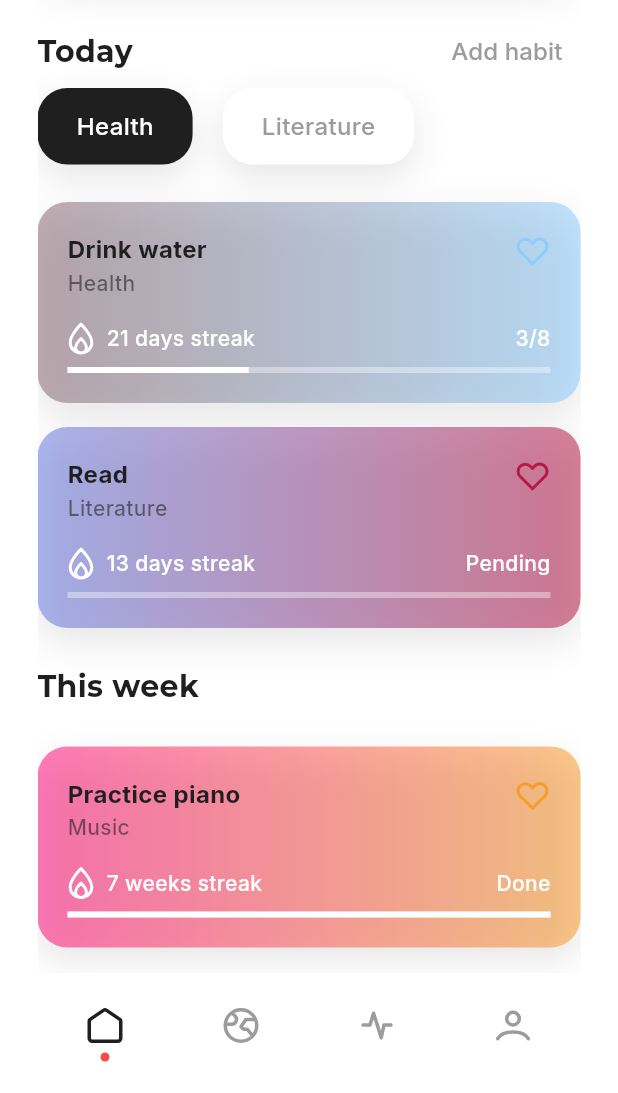
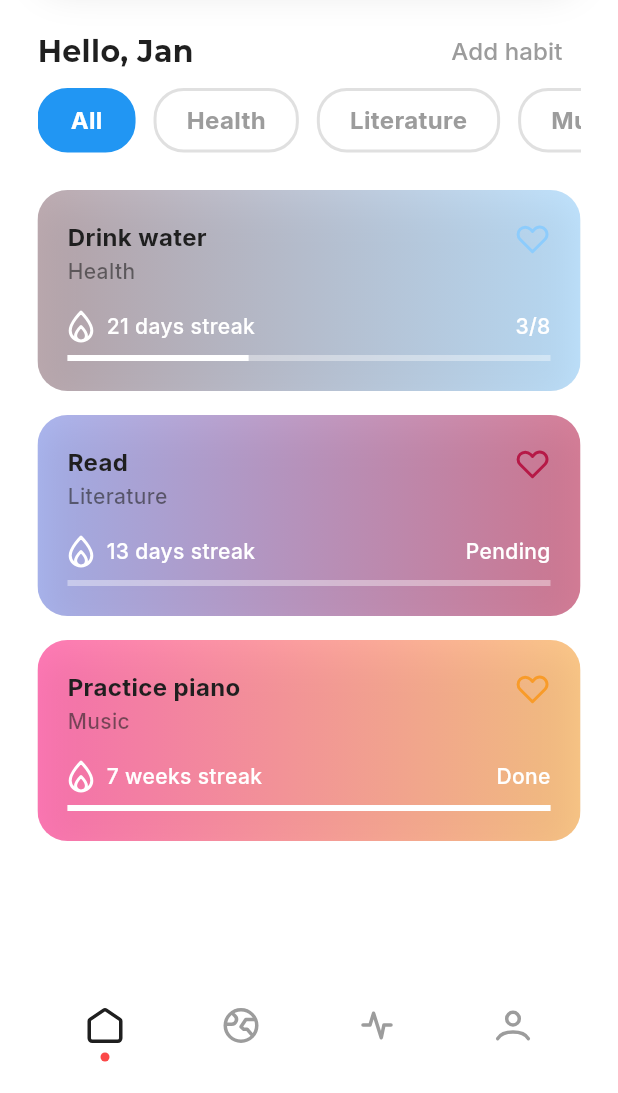
Before and after one commit to jrx-napoli/habit-tracker, a Flutter app: the screen it shows after launch, on a phone screen of 412 x 824 dp, the part 143-1236 px from its top. Run offline on Flutter 3.47's test engine with Material 3 defaults, Android fonts, the phone set to English and light mode, and no system bars; our stand-ins replace flutter_svg.

Commit message:
swipe animation, selectable categories

```diff
--- a/habit_tracker/lib/constants/app_colors.dart
+++ b/habit_tracker/lib/constants/app_colors.dart
@@ -3,7 +3,8 @@ import 'package:flutter/material.dart';
 // Define all your custom colors here
 class AppColors {
   static const Color dropShadowColor = Color.fromARGB(25, 0, 0, 0);
-  static const Color semiTransparentBackground = Color.fromARGB(180, 237, 237, 237);
+  static const Color semiTransparentBackground =
+      Color.fromARGB(180, 237, 237, 237);
   static const Color lightGrey = Color.fromARGB(255, 156, 156, 156);
   static const Color darkGrey = Color.fromARGB(255, 31, 31, 31);
   static const Color red = Color.fromARGB(255, 251, 72, 72);
--- a/habit_tracker/lib/home_page/category_tab.dart
+++ b/habit_tracker/lib/home_page/category_tab.dart
@@ -2,40 +2,48 @@ import 'package:flutter/material.dart';
 
 import '../constants/app_colors.dart';
 
-
 class CategoryTab extends StatelessWidget {
   final String label;
   final bool isSelected;
+  final VoidCallback onTap;
 
   const CategoryTab({
     super.key,
     required this.label,
     required this.isSelected,
+    required this.onTap,
   });
 
   @override
   Widget build(BuildContext context) {
-    return Container(
-      padding: const EdgeInsets.symmetric(vertical: 14, horizontal: 26),
+    return GestureDetector(
+      onTap: onTap, // Call the onTap function when the tab is tapped
+      child: Container(
+        padding: const EdgeInsets.symmetric(vertical: 8, horizontal: 20),
         decoration: BoxDecoration(
-        color: isSelected ? AppColors.darkGrey : Colors.white,
+          color: isSelected ? Colors.blue : Colors.white,
+          boxShadow: [
+            // BoxShadow(
+            //   color: AppColors.dropShadowColor,
+            //   spreadRadius: 0,
+            //   blurRadius: 20,
+            //   offset: Offset(0, 9), // (horizontal, vertical)
+            // ),
+          ],
           borderRadius: BorderRadius.circular(20),
-        boxShadow: [
-          BoxShadow(
-            color: AppColors.dropShadowColor,
-            spreadRadius: 0,
-            blurRadius: 20,
-            offset: Offset(0, 9), // (horizontal, vertical)
+          border: Border.all(
+            color: isSelected ? Colors.blue : Colors.grey.shade300,
+            width: 2,
           ),
-        ]
         ),
         child: Text(
           label,
           style: TextStyle(
-          color: isSelected ? Colors.white : AppColors.lightGrey,
             fontFamily: 'Inter',
             fontSize: 16,
-          fontWeight: FontWeight.w500,
+            fontWeight: FontWeight.w700,
+            color: isSelected ? Colors.white : AppColors.lightGrey,
+          ),
         ),
       ),
     );
--- a/habit_tracker/lib/home_page/habit_card.dart
+++ b/habit_tracker/lib/home_page/habit_card.dart
@@ -4,17 +4,17 @@ import 'package:flutter_svg/flutter_svg.dart';
 import '../constants/app_colors.dart';
 import '../habit_form/edit_habit_form.dart';
 
-
 // Widget for Habit Cards
 class HabitCard extends StatelessWidget {
   final String title;
   final String category;
   final String streak;
-  final double progress;
+  final int progress;
   final int goal;
   final String status;
   final Color colorA;
   final Color colorB;
+  final void Function(int change) onProgressChange;
 
   const HabitCard({
     super.key,
@@ -26,23 +26,59 @@ class HabitCard extends StatelessWidget {
     required this.status,
     required this.colorA,
     required this.colorB,
+    required this.onProgressChange,
   });
 
   @override
   Widget build(BuildContext context) {
-    return GestureDetector(
+    return ClipRRect(
+        borderRadius: BorderRadius.circular(20),
+        child: Dismissible(
+          key: Key(title),
+          direction: DismissDirection.horizontal,
+          confirmDismiss: (direction) async {
+            if (direction == DismissDirection.startToEnd) {
+              // Swiped right -> Decrease progress
+              onProgressChange(-1);
+            } else if (direction == DismissDirection.endToStart) {
+              // Swiped left -> Increase progress
+              onProgressChange(1);
+            }
+            // Return false to prevent full dismissal
+            return false;
+          },
+          background: Container(
+            decoration: BoxDecoration(
+                // borderRadius: BorderRadius.circular(20),
+                color: colorA.withAlpha(200)),
+            alignment: Alignment.centerLeft,
+            padding: const EdgeInsets.only(left: 20),
+            child: Icon(Icons.remove,
+                color: Colors.white, size: 32), // Icon for swipe right
+          ),
+          secondaryBackground: Container(
+            decoration: BoxDecoration(
+              // borderRadius: BorderRadius.circular(20),
+              color: colorB.withAlpha(200),
+            ),
+            alignment: Alignment.centerRight,
+            padding: const EdgeInsets.only(right: 20),
+            child: Icon(Icons.add,
+                color: Colors.white, size: 32), // Icon for swipe left
+          ),
+          child: GestureDetector(
             onLongPress: () {
               showModalBottomSheet(
                 context: context,
                 isScrollControlled: true, // Allows the modal to expand fully
                 backgroundColor: Colors.transparent,
-          barrierColor: Colors.transparent,// Makes the modal background transparent
+                barrierColor: Colors
+                    .transparent, // Makes the modal background transparent
                 builder: (context) {
                   return EditHabitForm();
                 },
               );
             },
-
             child: Container(
               padding: const EdgeInsets.all(20),
               decoration: BoxDecoration(
@@ -51,7 +87,7 @@ class HabitCard extends StatelessWidget {
                   begin: Alignment.centerLeft,
                   end: Alignment.centerRight,
                 ),
-          borderRadius: BorderRadius.circular(20),
+                // borderRadius: BorderRadius.circular(20),
                 boxShadow: [
                   BoxShadow(
                     color: AppColors.dropShadowColor,
@@ -64,7 +100,6 @@ class HabitCard extends StatelessWidget {
               child: Column(
                 crossAxisAlignment: CrossAxisAlignment.start,
                 children: [
-
                   // Habit title and category
                   Row(
                     mainAxisAlignment: MainAxisAlignment.spaceBetween,
@@ -135,7 +170,8 @@ class HabitCard extends StatelessWidget {
                 ],
               ),
             ),
-    );
+          ),
+        ));
   }
 }
 
@@ -147,9 +183,9 @@ class FlameIcon extends StatelessWidget {
     return Center(
       child: SvgPicture.asset(
         'assets/icons/flame_icon.svg',
-        width: 18,  // Set icon size
+        width: 18,
         height: 22,
-        color: Colors.white, // Optional: Tint the icon
+        color: Colors.white,
       ),
     );
   }
@@ -168,9 +204,9 @@ class HeartIcon extends StatelessWidget {
     return Center(
       child: SvgPicture.asset(
         'assets/icons/heart_icon.svg',
-        width: 24,  // Set icon size
+        width: 24,
         height: 24,
-        color: color, // Optional: Tint the icon
+        color: color,
       ),
     );
   }
--- a/habit_tracker/lib/home_page/home_page.dart
+++ b/habit_tracker/lib/home_page/home_page.dart
@@ -5,12 +5,103 @@ import 'habit_card.dart';
 import 'category_tab.dart';
 import '../habit_form/add_habit_form.dart';
 
-
-class HomePage extends StatelessWidget {
+class HomePage extends StatefulWidget {
   const HomePage({super.key});
 
   @override
+  HomePageState createState() => HomePageState();
+}
+
+class HomePageState extends State<HomePage> {
+  // Temporary hard coded list of habits for prototyping purposes
+  List<Map<String, dynamic>> habits = [
+    {
+      "title": "Drink water",
+      "category": "Health",
+      "streak": "21 days streak",
+      "progress": 3,
+      "goal": 8,
+      "status": "3/8",
+      "colorA": AppColors.blueA,
+      "colorB": AppColors.blueB,
+    },
+    {
+      "title": "Read",
+      "category": "Literature",
+      "streak": "13 days streak",
+      "progress": 0,
+      "goal": 1,
+      "status": "Pending",
+      "colorA": AppColors.purpleA,
+      "colorB": AppColors.purpleB,
+    },
+    {
+      "title": "Practice piano",
+      "category": "Music",
+      "streak": "7 weeks streak",
+      "progress": 1,
+      "goal": 1,
+      "status": "Done",
+      "colorA": AppColors.pinkA,
+      "colorB": AppColors.pinkB,
+    },
+    // {
+    //   "title": "Go for a run",
+    //   "category": "Health",
+    //   "streak": "3 days streak",
+    //   "progress": 2,
+    //   "goal": 3,
+    //   "status": "2/3",
+    //   "colorA": AppColors.orangeA,
+    //   "colorB": AppColors.orangeB,
+    // }
+  ];
+
+  String selectedCategory = "All"; // Track the selected category
+
+  void updateProgress(int index, int change) {
+    setState(() {
+      final newProgress = habits[index]['progress'] + change;
+
+      // Ensure progress stays within valid bounds
+      if (newProgress >= 0 && newProgress <= habits[index]['goal']) {
+        habits[index]['progress'] = newProgress;
+
+        // Update the displayed status
+        if (newProgress == habits[index]['goal']) {
+          habits[index]['status'] = "Done";
+        } else if (newProgress == 0) {
+          habits[index]['status'] = "Pending";
+        } else {
+          habits[index]['status'] = "$newProgress/${habits[index]['goal']}";
+        }
+      }
+    });
+  }
+
+  List<String> getCategories() {
+    // Extract unique categories from the habits list
+    final categories =
+        habits.map((habit) => habit['category'] as String).toSet().toList();
+    categories.sort(); // Sort alphabetically
+    return ["All", ...categories]; // Add "All" as a default category
+  }
+
+  List<Map<String, dynamic>> getFilteredHabits() {
+    // Filter habits based on the selected category
+    if (selectedCategory == "All") {
+      return habits;
+    }
+    return habits
+        .where((habit) => habit['category'] == selectedCategory)
+        .toList();
+  }
+
+  @override
   Widget build(BuildContext context) {
+    final categories = getCategories();
+    final filteredHabits = getFilteredHabits();
+
     return Scaffold(
       backgroundColor: Colors.white,
       appBar: AppBar(
@@ -18,14 +109,11 @@ class HomePage extends StatelessWidget {
         elevation: 0,
         toolbarHeight: 0, // Removes the default app bar space
       ),
-
       body: Padding(
         padding: const EdgeInsets.symmetric(horizontal: 25.0),
-        child: SingleChildScrollView(
         child: Column(
           crossAxisAlignment: CrossAxisAlignment.start,
           children: [
-
             const SizedBox(height: 25),
 
             // Search bar
@@ -38,7 +126,8 @@ class HomePage extends StatelessWidget {
                     color: AppColors.dropShadowColor,
                     spreadRadius: 0, // How far the shadow spreads
                     blurRadius: 20, // Softness of the shadow
-                      offset: Offset(0, 9), // Position of the shadow (horizontal, vertical)
+                    offset: Offset(
+                        0, 9), // Position of the shadow (horizontal, vertical)
                   ),
                 ],
               ),
@@ -49,8 +138,7 @@ class HomePage extends StatelessWidget {
                       fontFamily: 'Inter',
                       fontSize: 16,
                       fontWeight: FontWeight.w500,
-                      color: AppColors.lightGrey
-                    ),
+                      color: AppColors.lightGrey),
                   prefixIcon: Icon(Icons.search, color: AppColors.lightGrey),
                   filled: true,
                   fillColor: Colors.white, // Match the container's background
@@ -69,22 +157,21 @@ class HomePage extends StatelessWidget {
               mainAxisAlignment: MainAxisAlignment.spaceBetween,
               children: [
                 Text(
-                    "Today",
+                  "Hello, Jan",
                   style: TextStyle(
                       fontFamily: 'Montserrat',
                       fontSize: 20,
                       fontWeight: FontWeight.bold,
-                      color: AppColors.darkGrey
+                      color: AppColors.darkGrey),
                 ),
-                  ),
-
                 TextButton(
                   onPressed: () {
                     showModalBottomSheet(
                       context: context,
-                        isScrollControlled: true, // Allows the modal to expand fully
+                      isScrollControlled:
+                          true, // Allows the modal to expand fully
                       backgroundColor: Colors.transparent,
-                        barrierColor: Colors.transparent,// Makes the modal background transparent
+                      barrierColor: Colors.transparent,
                       builder: (context) {
                         return AddHabitForm();
                       },
@@ -96,75 +183,63 @@ class HomePage extends StatelessWidget {
                         fontFamily: 'Inter',
                         fontSize: 16,
                         fontWeight: FontWeight.w500,
-                        color: AppColors.lightGrey
-                      ),
+                        color: AppColors.lightGrey),
                   ),
                 ),
               ],
             ),
-              Row(
-                children: [
-                  CategoryTab(label: "Health", isSelected: true),
-                  const SizedBox(width: 20),
-                  CategoryTab(label: "Literature", isSelected: false),
-                ],
+
+            // Scrollable category tabs
+            SingleChildScrollView(
+              scrollDirection: Axis.horizontal,
+              child: Row(
+                children: categories.map((category) {
+                  return Padding(
+                    padding: const EdgeInsets.only(right: 12.0),
+                    child: CategoryTab(
+                      label: category,
+                      isSelected: category == selectedCategory,
+                      onTap: () {
+                        setState(() {
+                          selectedCategory = category;
+                        });
+                      },
                     ),
-
-              const SizedBox(height: 25),
-
-              // Habit Cards (Today Section)
-              HabitCard(
-                title: "Drink water",
-                category: "Health",
-                streak: "21 days streak",
-                progress: 3, //
-                goal: 8,
-                status: "3/8",
-                colorA: AppColors.blueA,
-                colorB: AppColors.blueB,
-              ),
-              const SizedBox(height: 16),
-              HabitCard(
-                title: "Read",
-                category: "Literature",
-                streak: "13 days streak",
-                progress: 0,
-                goal: 1,
-                status: "Pending",
-                colorA: AppColors.purpleA,
-                colorB: AppColors.purpleB,
-              ),
-
-              const SizedBox(height: 25),
-
-              // "This Week" Section
-              Text(
-                "This week",
-                style: TextStyle(
-                  fontFamily: 'Montserrat',
-                  fontSize: 20,
-                  fontWeight: FontWeight.bold,
-                  color: AppColors.darkGrey
+                  );
+                }).toList(),
               ),
             ),
 
             const SizedBox(height: 25),
 
-              // Habit Cards (This Week Section)
+            // Habit cards
+            Expanded(
+              child: ListView.builder(
+                itemCount: filteredHabits.length,
+                itemBuilder: (context, index) {
+                  final habit = filteredHabits[index];
+
+                  return Column(
+                    children: [
                       HabitCard(
-                title: "Practice piano",
-                category: "Music",
-                streak: "7 weeks streak",
-                progress: 1,
-                goal: 1,
-                status: "Done",
-                colorA: AppColors.pinkA,
-                colorB: AppColors.pinkB,
+                        title: habit['title'],
+                        category: habit['category'],
+                        streak: habit['streak'],
+                        progress: habit['progress'],
+                        goal: habit['goal'],
+                        status: habit['status'],
+                        colorA: habit['colorA'],
+                        colorB: habit['colorB'],
+                        onProgressChange: (change) =>
+                            updateProgress(index, change),
                       ),
-
-              const SizedBox(height: 25),
+                      SizedBox(height: 16)
                     ],
+                  );
+                },
               ),
+            ),
+          ],
         ),
       ),
     );
--- a/habit_tracker/lib/main.dart
+++ b/habit_tracker/lib/main.dart
@@ -1,7 +1,6 @@
 import 'package:flutter/material.dart';
 import 'home_page/home_page.dart';
 import 'nav_bar.dart';
-
 
 void main() {
   runApp(MyApp());
```
Lines whose indentation alone changed are shown as unchanged.
